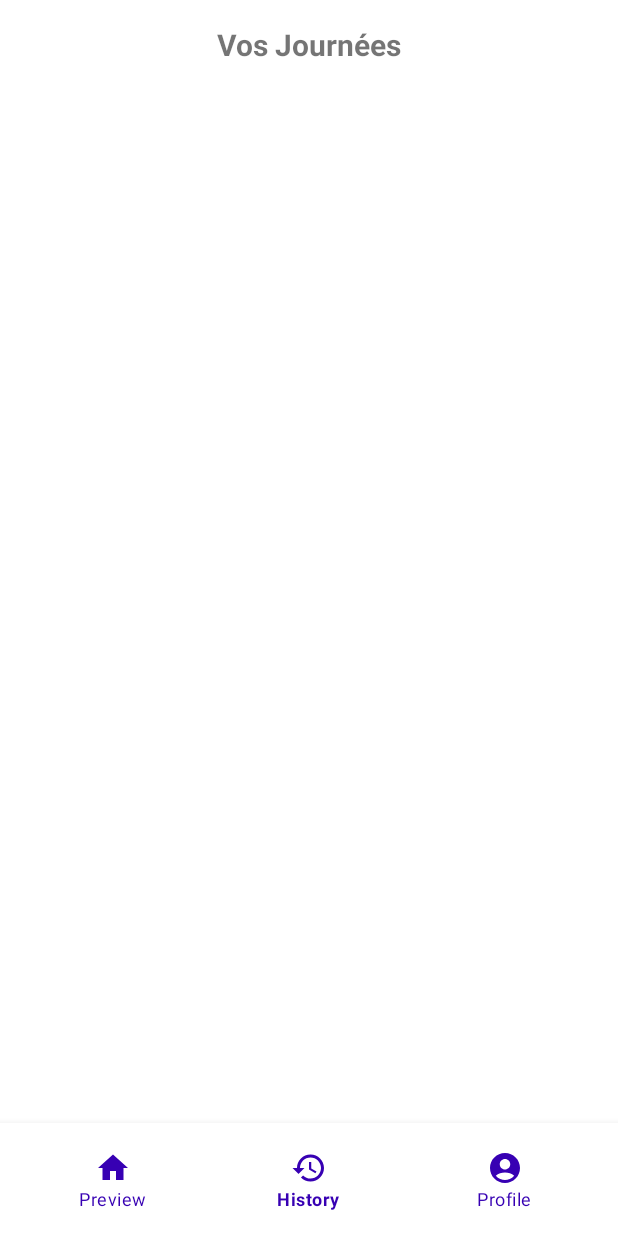
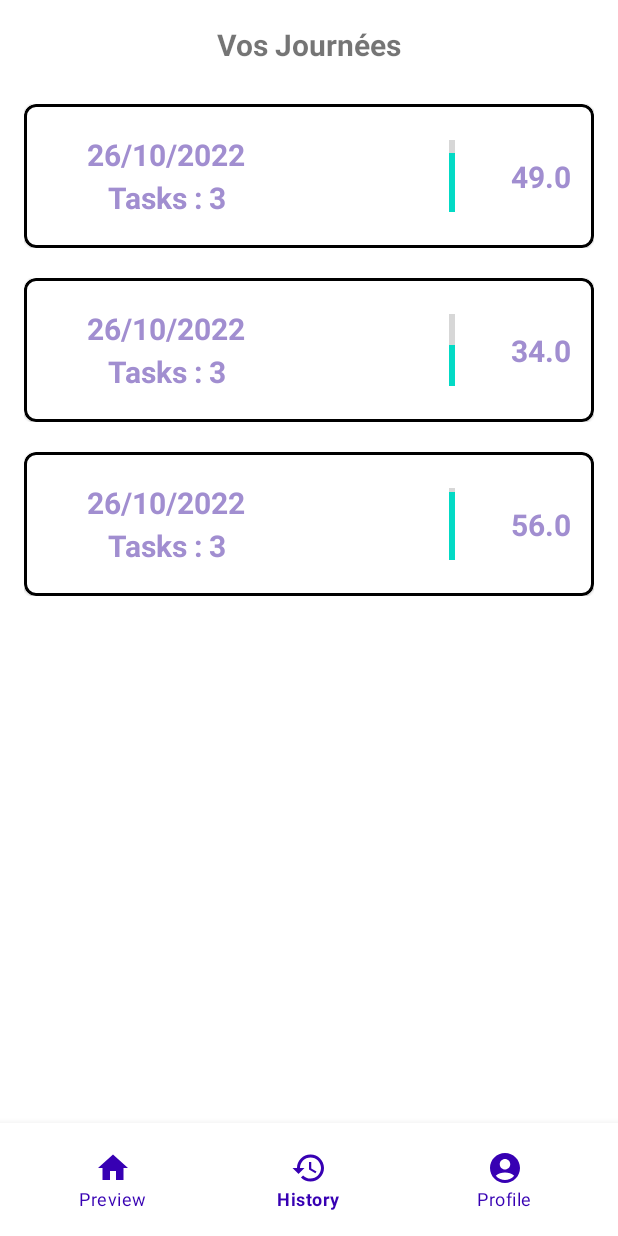
Before and after one commit to BinaryJourney/HappinessTracker-ISEP, an Android app: the screen it shows after launch (MainActivity), item 2 of the bottom bar chosen, on a phone screen of 412 x 824 dp. Run offline under Robolectric (Android 15) with nearby library versions, the phone set to English and light mode, and no system bars; our stand-ins replace navigation-ui; libraries missing offline, so code that uses them is left out: org.eazegraph.lib; network calls fail.

Commit message:
- Add history page - recyclerView with list of previous day - previous day item :       - date       - nbr of tasks       - level of happiness       - vertical progress bar manually add input in dayList

```diff
--- a/app/src/main/java/isep/fr/moneytracker/Adapters/ExpenseHistoryAdapter.java
+++ b/app/src/main/java/isep/fr/moneytracker/Adapters/ExpenseHistoryAdapter.java
@@ -7,6 +7,7 @@ import android.view.View;
 import android.view.ViewGroup;
 import android.widget.BaseAdapter;
 import android.widget.ImageView;
+import android.widget.ProgressBar;
 import android.widget.TextView;
 import android.widget.Toast;
 
@@ -22,6 +23,7 @@ import java.util.HashMap;
 import java.util.List;
 import java.util.Objects;
 
+import isep.fr.moneytracker.Fragments.DayDescriptionFragment;
 import isep.fr.moneytracker.Objects.Day;
 import isep.fr.moneytracker.Objects.User;
 import isep.fr.moneytracker.R;
@@ -33,20 +35,29 @@ public class ExpenseHistoryAdapter extends RecyclerView.Adapter<ExpenseHistoryAd
     private FragmentHistoryBinding binding;
     private Activity activity;
     private User user;
+    private DayDescriptionFragment dayDescriptionFragment = new DayDescriptionFragment();
 
     // View Holder class which
     // extends RecyclerView.ViewHolder
     public class MyView extends RecyclerView.ViewHolder {
 
         // Text View
-        ConstraintLayout constraintLayout;
+        ConstraintLayout dayContainer;
+        TextView daydate;
+        TextView numberOfTasks;
+        TextView happinessLevelText;
+        ProgressBar happinessLevel;
 
         // parameterised constructor for View Holder class
         // which takes the view as a parameter
         public MyView(View view)
         {
             super(view);
-            constraintLayout = itemView.findViewById(R.id.dayContainer);
+            dayContainer = itemView.findViewById(R.id.dayContainer);
+            daydate = itemView.findViewById(R.id.dayDate);
+            numberOfTasks = itemView.findViewById(R.id.numberOfTasks);
+            happinessLevelText = itemView.findViewById(R.id.happinessLevelText);
+            happinessLevel = itemView.findViewById(R.id.happinessLevel);
         }
     }
 
@@ -82,6 +93,16 @@ public class ExpenseHistoryAdapter extends RecyclerView.Adapter<ExpenseHistoryAd
                                  final int position)
     {
 
+        holder.daydate.setText(String.valueOf(dayList.get(position).getDate()));
+        holder.numberOfTasks.setText("Tasks : "+String.valueOf(dayList.get(position).getTaskList().size()));
+        holder.happinessLevelText.setText(String.valueOf(dayList.get(position).getHappiness()));
+
+        holder.happinessLevel.setMax(60);
+        holder.happinessLevel.setProgress((int) dayList.get(position).getHappiness());
+
+        holder.dayContainer.setOnClickListener(item -> {
+            activity.getFragmentManager().beginTransaction().replace(R.id.container, dayDescriptionFragment).commit();
+        });
     }
 
     // Override getItemCount which Returns
--- a/app/src/main/java/isep/fr/moneytracker/Fragments/DayDescriptionFragment.java
+++ b/app/src/main/java/isep/fr/moneytracker/Fragments/DayDescriptionFragment.java
@@ -1,4 +1,28 @@
 package isep.fr.moneytracker.Fragments;
 
-public class DayDescriptionFragment {
+import android.app.Fragment;
+import android.os.Bundle;
+import android.view.LayoutInflater;
+import android.view.View;
+import android.view.ViewGroup;
+
+import androidx.annotation.Nullable;
+
+public class DayDescriptionFragment extends Fragment {
+
+    @Nullable
+    @Override
+    public View onCreateView(LayoutInflater inflater, @Nullable ViewGroup container, Bundle savedInstanceState) {
+        return super.onCreateView(inflater, container, savedInstanceState);
+    }
+
+    @Override
+    public void onViewCreated(View view, @Nullable Bundle savedInstanceState) {
+        super.onViewCreated(view, savedInstanceState);
+    }
+
+    @Override
+    public void onDestroy() {
+        super.onDestroy();
+    }
 }
--- a/app/src/main/java/isep/fr/moneytracker/Fragments/HistoryFragment.java
+++ b/app/src/main/java/isep/fr/moneytracker/Fragments/HistoryFragment.java
@@ -12,10 +12,12 @@ import androidx.recyclerview.widget.LinearLayoutManager;
 import androidx.recyclerview.widget.RecyclerView;
 
 import java.util.ArrayList;
+import java.util.List;
 import java.util.Objects;
 
 import isep.fr.moneytracker.Adapters.ExpenseHistoryAdapter;
 import isep.fr.moneytracker.Objects.Day;
+import isep.fr.moneytracker.Objects.Task;
 import isep.fr.moneytracker.Objects.User;
 import isep.fr.moneytracker.R;
 import isep.fr.moneytracker.databinding.FragmentHistoryBinding;
@@ -25,7 +27,7 @@ public class HistoryFragment extends Fragment {
     private FragmentHistoryBinding binding;
     private RecyclerView recyclerView;
     RecyclerView.LayoutManager RecyclerViewLayoutManager;
-    LinearLayoutManager HorizontalLayout;
+    LinearLayoutManager VerticalLayout;
     private ExpenseHistoryAdapter expenseHistoryAdapter;
     private ArrayList<Day> dayList;
     private User user;
@@ -49,6 +51,9 @@ public class HistoryFragment extends Fragment {
             user = new User();
         }
 
+        dayList = new ArrayList<>();
+        generateFalseDay();
+
         return binding.getRoot();
 
     }
@@ -70,13 +75,31 @@ public class HistoryFragment extends Fragment {
 
             // Set Horizontal Layout Manager
             // for Recycler view
-            HorizontalLayout = new LinearLayoutManager(getActivity(), LinearLayoutManager.HORIZONTAL, false);
-            recyclerView.setLayoutManager(HorizontalLayout);
+            VerticalLayout = new LinearLayoutManager(getActivity(), LinearLayoutManager.VERTICAL, false);
+            recyclerView.setLayoutManager(VerticalLayout);
 
             // Set adapter on recycler view
             recyclerView.setAdapter(expenseHistoryAdapter);
 
         }
+
+    }
+
+    public void generateFalseDay(){
+        List<Task> taskList = new ArrayList<>();
+        taskList.add(new Task(true, "test de task", "27/10/2022"));
+        taskList.add(new Task(true, "test de task", "27/10/2022"));
+        taskList.add(new Task(true, "test de task", "27/10/2022"));
+
+        Day day1 = new Day(true, 49, "26/10/2022", taskList, "test d'implémentation de l'history adapter");
+
+        Day day2= new Day(true, 34, "26/10/2022", taskList, "test d'implémentation de l'history adapter");
+
+        Day day3 = new Day(true, 56, "26/10/2022", taskList, "test d'implémentation de l'history adapter");
+
+        dayList.add(day1);
+        dayList.add(day2);
+        dayList.add(day3);
 
     }
 
--- a/app/src/main/res/layout/fragment_preview.xml
+++ b/app/src/main/res/layout/fragment_preview.xml
@@ -200,7 +200,6 @@
                 </LinearLayout>
 
             </androidx.cardview.widget.CardView>
-
 
             <!-- Another Card view for displaying -->
             <!-- Use of programming languages -->
@@ -475,8 +474,6 @@
 
             </androidx.cardview.widget.CardView>
 
-
-
         </LinearLayout>
 
 
--- a/app/src/main/res/layout/history_item.xml
+++ b/app/src/main/res/layout/history_item.xml
@@ -3,8 +3,25 @@
     xmlns:app="http://schemas.android.com/apk/res-auto"
     xmlns:tools="http://schemas.android.com/tools"
     android:layout_width="match_parent"
+    android:layout_height="wrap_content"
+    android:layout_marginVertical="10dp"
+    android:id="@+id/dayContainer">
+
+    <com.google.android.material.card.MaterialCardView
+        android:layout_width="match_parent"
         android:layout_height="match_parent"
-    android:id="@+id/dayContainer">
+        app:cardCornerRadius="8dp"
+        app:strokeColor="@color/black"
+        app:strokeWidth="2dp"
+        app:layout_constraintBottom_toBottomOf="parent"
+        app:layout_constraintEnd_toEndOf="parent"
+        app:layout_constraintStart_toStartOf="parent"
+        app:layout_constraintTop_toTopOf="parent">
+
+        <androidx.constraintlayout.widget.ConstraintLayout
+            android:layout_width="match_parent"
+            android:layout_height="match_parent"
+            android:paddingVertical="20dp">
 
             <TextView
                 android:id="@+id/dayDate"
@@ -12,8 +29,8 @@
                 android:layout_height="wrap_content"
                 android:textAlignment="center"
                 android:textColor="@color/purple"
+                android:textSize="20dp"
                 android:textStyle="bold"
-        android:textSize="20dp"
                 app:layout_constraintBottom_toTopOf="@+id/view"
                 app:layout_constraintEnd_toStartOf="@+id/view"
                 app:layout_constraintStart_toStartOf="parent"
@@ -34,35 +51,22 @@
 
             <View
                 android:id="@+id/view"
+                android:layout_width="1dp"
+                android:layout_height="1dp"
                 app:layout_constraintBottom_toBottomOf="parent"
                 app:layout_constraintEnd_toEndOf="parent"
-        app:layout_constraintTop_toTopOf="parent"
-        app:layout_constraintStart_toStartOf="parent" android:layout_height="1dp"
-         android:layout_width="1dp"/>
-
-    <com.google.android.material.card.MaterialCardView
-        android:layout_width="0dp"
-        android:layout_height="0dp"
-        android:layout_marginTop="16dp"
-        android:layout_marginBottom="16dp"
-        app:cardCornerRadius="8dp"
-        app:layout_constraintBottom_toBottomOf="parent"
-        app:layout_constraintEnd_toEndOf="parent"
-        app:layout_constraintStart_toEndOf="@+id/view"
-        app:layout_constraintTop_toTopOf="parent">
-
-        <androidx.constraintlayout.widget.ConstraintLayout
-            android:layout_width="match_parent"
-            android:layout_height="match_parent">
+                app:layout_constraintStart_toStartOf="parent"
+                app:layout_constraintTop_toTopOf="parent" />
 
             <ProgressBar
                 android:id="@+id/happinessLevel"
                 style="?android:attr/progressBarStyleHorizontal"
-                android:layout_width="25dp"
+                android:layout_width="wrap_content"
                 android:layout_height="0dp"
+                android:rotation="270"
                 app:layout_constraintBottom_toBottomOf="parent"
                 app:layout_constraintEnd_toEndOf="parent"
-                app:layout_constraintStart_toStartOf="parent"
+                app:layout_constraintStart_toEndOf="@+id/view"
                 app:layout_constraintTop_toTopOf="parent" />
 
             <TextView
@@ -83,6 +87,4 @@
     </com.google.android.material.card.MaterialCardView>
 
 
-
-
 </androidx.constraintlayout.widget.ConstraintLayout>
--- a/app/src/main/res/navigation/nav_graph.xml
+++ b/app/src/main/res/navigation/nav_graph.xml
@@ -3,26 +3,23 @@
     xmlns:app="http://schemas.android.com/apk/res-auto"
     xmlns:tools="http://schemas.android.com/tools"
     android:id="@+id/nav_graph"
-    app:startDestination="@id/FirstFragment">
-
+    app:startDestination="@id/previewFragment">
     <fragment
-        android:id="@+id/FirstFragment"
-        android:name="isep.fr.moneytracker.Fragments.PreviewFragment"
-        android:label="@string/first_fragment_label"
-        tools:layout="@layout/fragment_preview">
-
+        android:id="@+id/historyFragment"
+        android:name="isep.fr.moneytracker.Fragments.HistoryFragment"
+        android:label="fragment_history"
+        tools:layout="@layout/fragment_history" >
         <action
-            android:id="@+id/action_FirstFragment_to_SecondFragment"
-            app:destination="@id/SecondFragment" />
+            android:id="@+id/action_historyFragment_to_previewFragment"
+            app:destination="@id/previewFragment" />
     </fragment>
     <fragment
-        android:id="@+id/SecondFragment"
-        android:name="isep.fr.moneytracker.Fragments.HistoryFragment"
-        android:label="@string/second_fragment_label"
-        tools:layout="@layout/fragment_history">
-
+        android:id="@+id/previewFragment"
+        android:name="isep.fr.moneytracker.Fragments.PreviewFragment"
+        android:label="fragment_preview"
+        tools:layout="@layout/fragment_preview" >
         <action
-            android:id="@+id/action_SecondFragment_to_FirstFragment"
-            app:destination="@id/FirstFragment" />
+            android:id="@+id/action_previewFragment_to_historyFragment"
+            app:destination="@id/historyFragment" />
     </fragment>
 </navigation>
```
Lines whose indentation alone changed are shown as unchanged.
